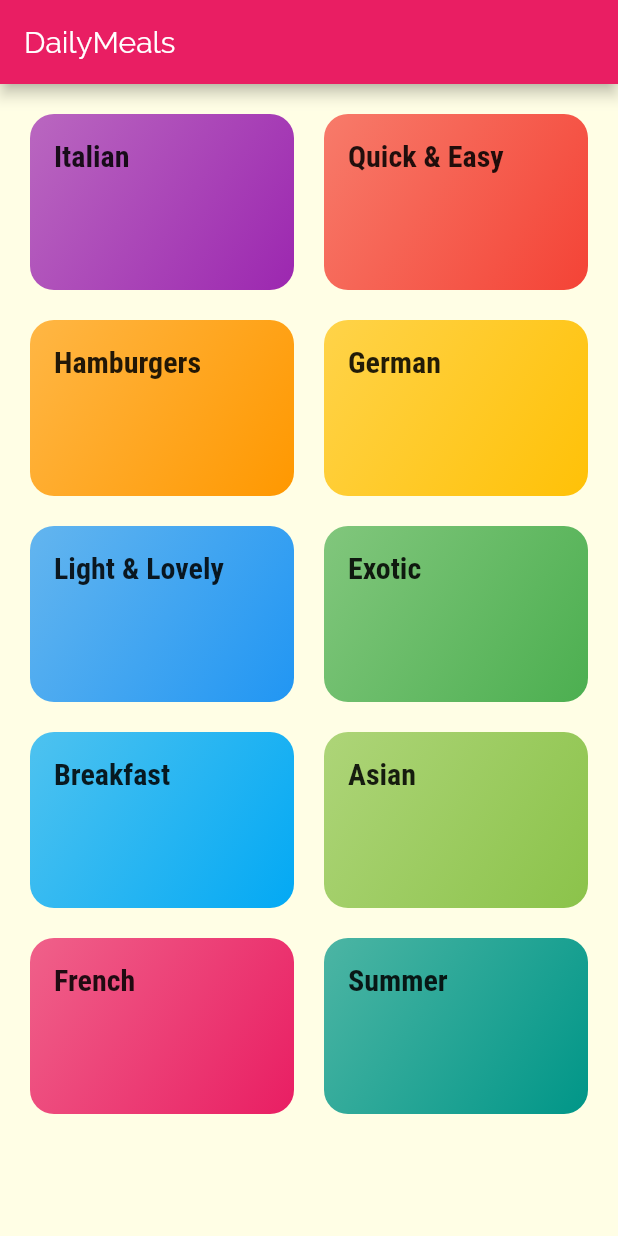
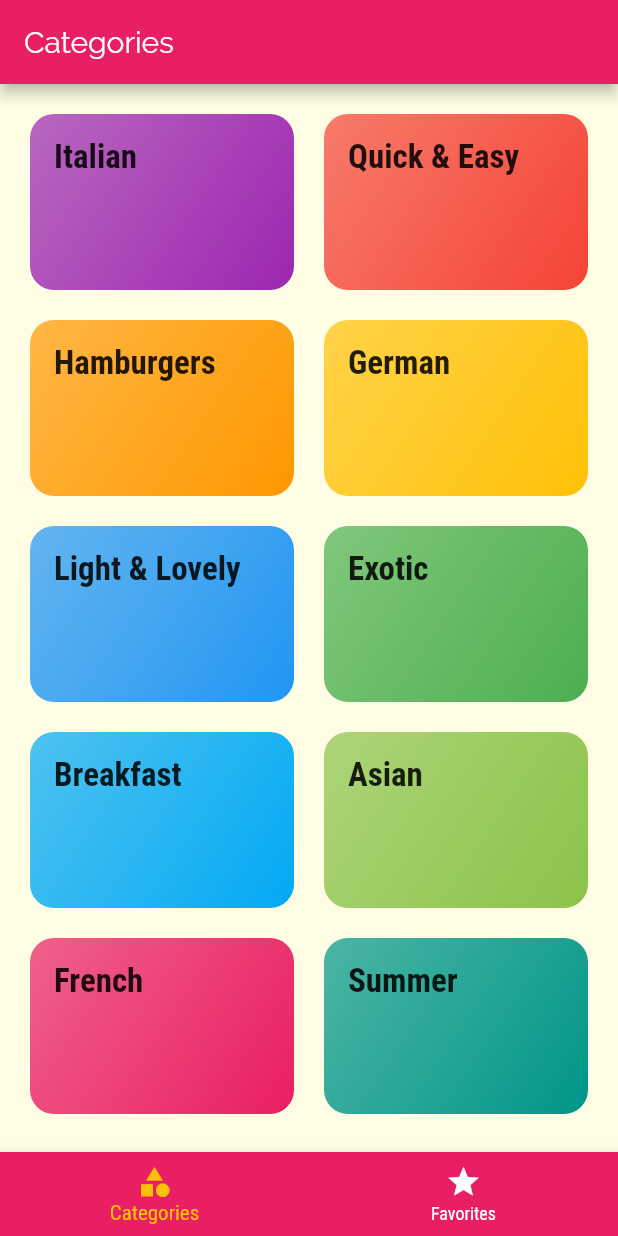
Before and after one commit to abanoub92/MealsApp, a Flutter app: the screen it shows after launch, on a phone screen of 412 x 824 dp. Run offline on Flutter 3.47's test engine with Material 2 defaults, Android fonts, the phone set to English and light mode, and no system bars.

Commit message:
Finish the meal details screen, tab bar and bottom navigation bar

```diff
--- a/lib/main.dart
+++ b/lib/main.dart
@@ -1,6 +1,8 @@
 import 'package:flutter/material.dart';
+import './screens/bottom_navigation_bar_screen.dart';
+//import './screens/tab_screen.dart';
+import './screens/meal_details_screen.dart';
 import './screens/category_meals_screen.dart';
-import './screens/categories_screen.dart';
 
 void main() {
   runApp(MyApp());
@@ -18,8 +20,8 @@ class MyApp extends StatelessWidget {
         canvasColor: Color.fromRGBO(255, 254, 229, 1),
         fontFamily: 'Raleway',
         textTheme: ThemeData.light().textTheme.copyWith(
-          subhead: TextStyle(color: Color.fromRGBO(20, 51, 51, 1),),
-          headline: TextStyle(fontSize: 20, fontFamily: 'Roboto', fontWeight: FontWeight.bold,),
+          subhead: TextStyle(color: Color.fromRGBO(20, 51, 51, 1), fontWeight: FontWeight.bold),
+          headline: TextStyle(fontSize: 22, fontFamily: 'Roboto', fontWeight: FontWeight.bold,),
         ),
       ),
       //1- we can dispinsing of (home:) property by adding home route
@@ -28,14 +30,36 @@ class MyApp extends StatelessWidget {
       routes: {
         //2- such as next line
         //(/) this by default refer to home screen
-        '/': (context) => CategoriesScreen(),
+
+        //'/': (context) => TabScreen(),
+        '/': (context) => BottomNavigationBarScreen(),
         CategoryMealsScreen.SCREEN_ROUTE : (context) => CategoryMealsScreen(),
+        MealDetailsScreen.SCREEN_ROUTE: (context) => MealDetailsScreen(),
       },
 
       //if you want to change the home route key (/)
       //to anything of your imagine, use initialRoute property
       //such as next line
       //initialRoute: '/home',
+
+      //we can use onGenerateRoute if we use dynamic generate of screens
+      //that we expect thay well make an error or we don;t know the sekonse
+      //of display on screen.
+      // onGenerateRoute: (settings){
+      //   print(settings.arguments);
+      //   //return the widget or default screen we create for this situtions
+      //   //or depend on settings param that comes with onGenerateRoute method
+      //   //return widget;
+      // },
+
+      //we can use also onUnknownRoute as error screen such as
+      //crash happend, a screen without data or a problem in
+      //network connection. this make it easy for use to make
+      //the app still running on screen without closing if any error happend
+      // onUnknownRoute: (context){
+      //   //return the widget or default screen we create for this situtions
+      //   //return widget;
+      // },
     );
   }
 }
--- /dev/null
+++ b/lib/screens/bottom_navigation_bar_screen.dart
@@ -0,0 +1,51 @@
+import 'package:flutter/material.dart';
+import '../screens/categories_screen.dart';
+import '../screens/favorite_screen.dart';
+
+class BottomNavigationBarScreen extends StatefulWidget {
+  @override
+  _BottomNavigationBarScreenState createState() => _BottomNavigationBarScreenState();
+}
+
+class _BottomNavigationBarScreenState extends State<BottomNavigationBarScreen> {
+
+  int _selectedPageIndex = 0;
+
+  List<Map<String, Object>> _pages = [
+    {'page': CategoriesScreen(), 'title': 'Categories'},
+    {'page': FavoriteScreen(), 'title': 'Favorites'},
+  ];
+
+  void _selectedPage(int index){
+    setState(() {
+      _selectedPageIndex = index;
+    });
+  }
+
+  @override
+  Widget build(BuildContext context) {
+    return Scaffold(
+      appBar: AppBar(
+          title: Text(_pages[_selectedPageIndex]['title']),
+      ),
+      body: _pages[_selectedPageIndex]['page'],
+      bottomNavigationBar: BottomNavigationBar(
+        backgroundColor: Theme.of(context).primaryColor,
+        unselectedItemColor: Colors.white,
+        selectedItemColor: Theme.of(context).accentColor,
+        currentIndex: _selectedPageIndex,
+        onTap: _selectedPage,
+        items: [
+          BottomNavigationBarItem(
+            icon: Icon(Icons.category),
+            title: Text('Categories'),
+          ),
+          BottomNavigationBarItem(
+            icon: Icon(Icons.star),
+            title: Text('Favorites'),
+          ),
+        ],
+      ),
+    );
+  }
+}
--- a/lib/screens/categories_screen.dart
+++ b/lib/screens/categories_screen.dart
@@ -1,14 +1,12 @@
 import 'package:flutter/material.dart';
 
-import '../categorty_item.dart';
+import '../widgets/categorty_item.dart';
 import '../dummy_data.dart';
 
 class CategoriesScreen extends StatelessWidget {
   @override
   Widget build(BuildContext context) {
-    return Scaffold(
-      appBar: AppBar(title: const Text('DailyMeals'),),
-      body: GridView(
+    return GridView(
       padding: const EdgeInsets.all(20),
       children: DUMMY_CATEGORIES.map(
         (data) => CategoryItem(id: data.id, title: data.title, color: data.color),
@@ -19,7 +17,6 @@ class CategoriesScreen extends StatelessWidget {
         mainAxisSpacing: 20,
         crossAxisSpacing: 20,
       ),
-      ),
     );
   }
 }
--- a/lib/screens/category_meals_screen.dart
+++ b/lib/screens/category_meals_screen.dart
@@ -1,4 +1,5 @@
 import 'package:flutter/material.dart';
+import '../widgets/meal_item.dart';
 import '../dummy_data.dart';
 
 class CategoryMealsScreen extends StatelessWidget {
@@ -25,7 +26,7 @@ class CategoryMealsScreen extends StatelessWidget {
     return Scaffold(
       appBar: AppBar(title: Text(categoryTitle),),
       body: ListView.builder(itemBuilder: (context, index){
-        return Text(categoryMeals.elementAt(index).title);
+        return MealItem(categoryMeals.elementAt(index));
       }, itemCount: categoryMeals.length,),
     );
   }
--- a/lib/categorty_item.dart
+++ b/lib/widgets/categorty_item.dart
@@ -1,5 +1,5 @@
 import 'package:flutter/material.dart';
-import './screens/category_meals_screen.dart';
+import '../screens/category_meals_screen.dart';
 
 class CategoryItem extends StatelessWidget {
 
```
Also changed, not shown: lib/screens/favorite_screen.dart (added, +10 -0 lines), lib/screens/meal_details_screen.dart (added, +84 -0 lines), lib/screens/tab_screen.dart (added, +40 -0 lines), lib/widgets/meal_item.dart (added, +140 -0 lines). Lines whose indentation alone changed are shown as unchanged.
